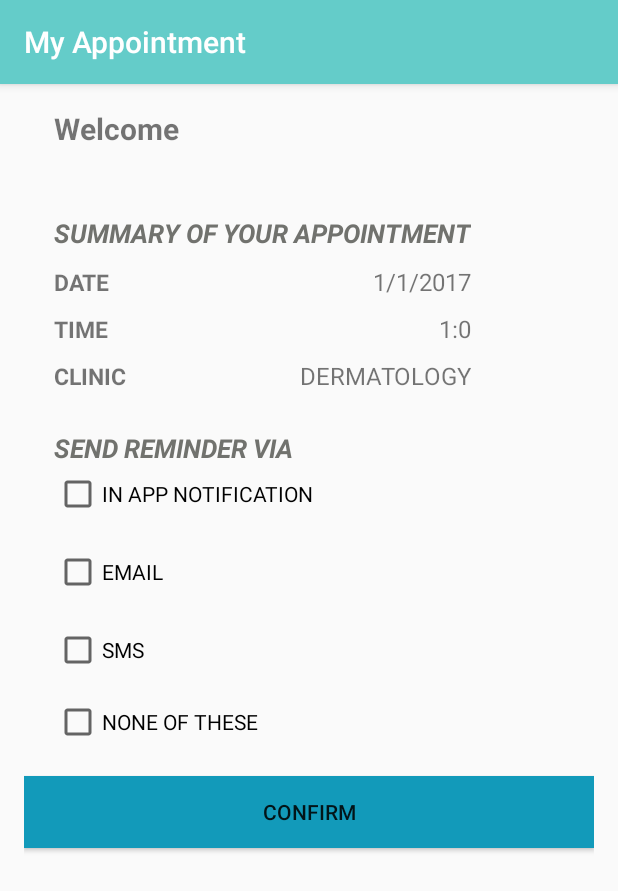
After one commit to arm07/CS-522_Project, an Android app: the ReminderOptions screen opened directly, with no data from a screen before it, on a phone screen of 412 x 824 dp. The commit adds this screen. Shown: the top 891 px of the screen. Run offline under Robolectric (Android 15) with nearby library versions, the phone set to English and light mode, and no system bars.

Commit message:
Summary Of Appointment & Reminder Options

```diff
--- a/app/src/main/AndroidManifest.xml
+++ b/app/src/main/AndroidManifest.xml
@@ -29,7 +29,10 @@
 
         <activity android:name=".SearchBy" />
         <activity android:name=".DateActivity" />
-        <activity android:name=".time_selector"></activity>
+        <activity android:name=".time_selector" />
+        <activity android:name=".summary" />
+        <activity android:name=".ReminderOptions" />
+        <activity android:name=".firstornew"></activity>
     </application>
 
 </manifest>
--- a/app/src/main/java/com/hci/android/myappointment/DateActivity.java
+++ b/app/src/main/java/com/hci/android/myappointment/DateActivity.java
@@ -17,6 +17,7 @@ public class DateActivity extends AppCompatActivity {
         setContentView(R.layout.activity_date);
         //CalendarView ca = (CalendarView) findViewById(R.id.cal);
         //Date d=(Date)ca.getDate();
+
         CalendarView cv = (CalendarView)findViewById(R.id.cal);
         //tv = (TextView)findViewById(R.id.textView4);
         Intent in=getIntent();
--- /dev/null
+++ b/app/src/main/java/com/hci/android/myappointment/ReminderOptions.java
@@ -0,0 +1,63 @@
+package com.hci.android.myappointment;
+
+import android.content.Intent;
+import android.os.Bundle;
+import android.support.v7.app.AppCompatActivity;
+import android.view.View;
+import android.widget.TextView;
+import android.widget.Toast;
+
+public class ReminderOptions extends AppCompatActivity {
+
+    String fn,g;
+    int mi,hr,d,mo,yr;
+
+    @Override
+    protected void onCreate(Bundle savedInstanceState) {
+        super.onCreate(savedInstanceState);
+        setContentView(R.layout.activity_reminder_options);
+        Intent i=getIntent();
+        fn=i.getStringExtra("name");
+
+        mi=i.getIntExtra("minutes",0);
+        hr=i.getIntExtra("hour",1);
+        d=i.getIntExtra("day",1);
+        mo=i.getIntExtra("month",1);
+        yr=i.getIntExtra("year",2017);
+        if(i.getStringExtra("verify")=="n")
+            g="n" ;
+        else
+            g="o";
+
+
+        TextView na=(TextView)findViewById(R.id.textView52);
+        na.setText(fn);
+
+        TextView dateTv=(TextView)findViewById(R.id.d2);
+        String date=String.valueOf(mo)+"/"+String.valueOf(d)+"/"+String.valueOf(yr);
+        dateTv.setText(date);
+
+        TextView timeTv=(TextView)findViewById(R.id.t2);
+        String time=String.valueOf(hr)+":"+String.valueOf(mi);
+        timeTv.setText(time);
+
+
+    }
+
+    public void confirmClick(View v){
+
+        int duration = Toast.LENGTH_SHORT;
+
+        Toast toast = Toast.makeText(this,"Remainder is set..!!!", duration);
+        toast.show();
+
+
+        /*
+        Intent i=new Intent(this,home1.class);
+        i.putExtra("verify",g);
+        i.putExtra("name",fn);
+        startActivity(i);
+
+        */
+    }
+}
--- a/app/src/main/java/com/hci/android/myappointment/time_selector.java
+++ b/app/src/main/java/com/hci/android/myappointment/time_selector.java
@@ -36,7 +36,7 @@ public class time_selector extends AppCompatActivity {
                 h=hourOfDay;
                 mi=minute;
 
-                /*
+
                 Intent i=new Intent(getApplication(),summary.class);
                 i.putExtra("hour",h);
                 i.putExtra("minutes",mi);
@@ -44,7 +44,7 @@ public class time_selector extends AppCompatActivity {
                 i.putExtra("month",m);
                 i.putExtra("year",y);
                 startActivity(i);
-                */
+
             }
         });
 
--- /dev/null
+++ b/app/src/main/res/layout/activity_reminder_options.xml
@@ -0,0 +1,184 @@
+<?xml version="1.0" encoding="utf-8"?>
+<RelativeLayout xmlns:android="http://schemas.android.com/apk/res/android"
+    xmlns:tools="http://schemas.android.com/tools"
+    android:id="@+id/activity_reminder_options"
+    android:layout_width="match_parent"
+    android:layout_height="match_parent"
+    android:paddingBottom="@dimen/activity_vertical_margin"
+    android:paddingLeft="@dimen/activity_horizontal_margin"
+    android:paddingRight="@dimen/activity_horizontal_margin"
+    android:paddingTop="@dimen/activity_vertical_margin"
+    tools:context="com.hci.android.myappointment.ReminderOptions">
+
+    <CheckBox
+        android:text="EMAIL"
+        android:layout_width="wrap_content"
+        android:layout_height="wrap_content"
+        android:layout_below="@+id/checkBox"
+        android:layout_alignStart="@+id/checkBox"
+        android:layout_marginTop="20dp"
+        android:id="@+id/checkBox2" />
+
+    <!--
+    <CheckBox
+        android:text="NONE OF THESE"
+        android:layout_width="wrap_content"
+        android:layout_height="wrap_content"
+        android:layout_below="@+id/checkBox3"
+        android:layout_alignStart="@+id/checkBox3"
+        android:layout_marginTop="20dp"
+        android:id="@+id/checkBox4" />
+    -->
+
+    <CheckBox
+        android:text="SMS"
+        android:layout_width="wrap_content"
+        android:layout_height="wrap_content"
+        android:layout_marginTop="20dp"
+        android:id="@+id/checkBox3"
+        android:layout_below="@+id/checkBox2"
+        android:layout_alignStart="@+id/checkBox2" />
+
+
+    <TextView
+        android:text="DATE"
+        android:layout_width="wrap_content"
+        android:layout_height="wrap_content"
+        android:layout_below="@+id/textView35"
+        android:id="@+id/d1"
+        android:textStyle="normal|bold"
+        android:textSize="15sp"
+        android:layout_marginLeft="20dp"
+        android:layout_marginTop="10dp"/>
+
+    <TextView
+        android:text="D"
+        android:textSize="16sp"
+        android:id="@+id/d2"
+        android:layout_width="wrap_content"
+        android:layout_height="wrap_content"
+        android:layout_alignBottom="@+id/d1"
+        android:layout_alignEnd="@+id/textView35"/>
+
+    <TextView
+        android:text="TIME"
+        android:layout_width="wrap_content"
+        android:layout_height="wrap_content"
+        android:layout_below="@+id/d1"
+        android:textStyle="normal|bold"
+        android:textSize="15sp"
+        android:id="@+id/t1"
+        android:layout_alignLeft="@+id/d1"
+        android:layout_marginTop="10dp"
+        />
+
+    <TextView
+        android:text="AM"
+        android:id="@+id/t2"
+        android:layout_width="wrap_content"
+        android:layout_height="wrap_content"
+        android:textSize="16sp"
+        android:layout_alignBottom="@+id/t1"
+        android:layout_alignEnd="@+id/textView35"/>
+
+    <TextView
+        android:text="CLINIC"
+        android:layout_width="wrap_content"
+        android:layout_height="wrap_content"
+        android:layout_below="@+id/t1"
+        android:layout_alignLeft="@+id/t1"
+        android:id="@+id/clinic"
+        android:textStyle="normal|bold"
+        android:textSize="15sp"
+        android:layout_marginTop="10dp"
+        />
+    <TextView
+        android:text="DERMATOLOGY"
+        android:layout_width="wrap_content"
+        android:layout_height="wrap_content"
+        android:textSize="16sp"
+        android:layout_alignBottom="@+id/clinic"
+        android:layout_alignEnd="@id/textView35"
+        />
+
+    <TextView
+        android:text="Welcome"
+        android:layout_width="wrap_content"
+        android:layout_height="wrap_content"
+        android:textSize="20dp"
+        android:textStyle="bold|normal"
+        android:id="@+id/textView28"
+        android:layout_alignParentTop="true"
+        android:layout_alignStart="@+id/textView34" />
+
+    <TextView
+        android:text="SUMMARY OF YOUR APPOINTMENT"
+        android:layout_width="wrap_content"
+        android:layout_height="wrap_content"
+        android:textStyle="normal|bold|italic"
+        android:textSize="17sp"
+        android:textColor="@color/colorFont"
+        android:layout_marginTop="44dp"
+        android:id="@+id/textView35"
+        android:layout_below="@+id/textView28"
+        android:layout_alignStart="@+id/textView28" />
+
+    <CheckBox
+        android:text="IN APP NOTIFICATION"
+        android:layout_width="wrap_content"
+        android:layout_height="wrap_content"
+        android:id="@+id/checkBox"
+        android:textStyle="normal"
+        android:layout_below="@+id/clinic"
+        android:layout_alignStart="@+id/clinic"
+        android:layout_marginTop="52dp" />
+
+    <CheckBox
+        android:text="NONE OF THESE"
+        android:layout_width="wrap_content"
+        android:layout_height="wrap_content"
+        android:id="@+id/checkbox4"
+        android:textStyle="normal"
+        android:layout_below="@+id/checkBox"
+        android:layout_alignStart="@+id/clinic"
+        android:layout_marginTop="120dp"/>
+
+    <TextView
+        android:text="SEND REMINDER VIA "
+        android:layout_width="wrap_content"
+        android:layout_height="wrap_content"
+        android:textSize="17dp"
+        android:textStyle="bold|italic|normal"
+        android:textColor="@color/colorFont"
+        android:id="@+id/textView34"
+        android:layout_marginTop="25dp"
+        android:layout_below="@+id/clinic"
+        android:layout_alignStart="@+id/clinic" />
+
+
+
+    <Button
+        android:text="CONFIRM"
+        android:layout_width="match_parent"
+        android:layout_height="wrap_content"
+        android:id="@+id/button10"
+        android:onClick="confirmClick"
+        android:background="@color/colorSecondary"
+        android:layout_below="@+id/checkBox3"
+        android:layout_alignParentStart="true"
+        android:layout_marginTop="68dp" />
+
+    <TextView
+        android:text="TextView"
+        android:layout_width="wrap_content"
+        android:layout_height="wrap_content"
+        android:layout_above="@+id/textView35"
+        android:layout_alignEnd="@+id/checkBox"
+        android:id="@+id/textView52"
+        android:textStyle="normal|bold"
+        android:textSize="20dp"
+        android:layout_marginRight="1dp"
+        android:layout_alignParentTop="true" />
+
+
+</RelativeLayout>
```
Also changed, not shown: app/src/main/java/com/hci/android/myappointment/firstornew.java (added, +55 -0 lines), app/src/main/java/com/hci/android/myappointment/summary.java (added, +124 -0 lines), app/src/main/res/layout/activity_firstornew.xml (added, +97 -0 lines), app/src/main/res/layout/activity_summary.xml (added, +121 -0 lines).
